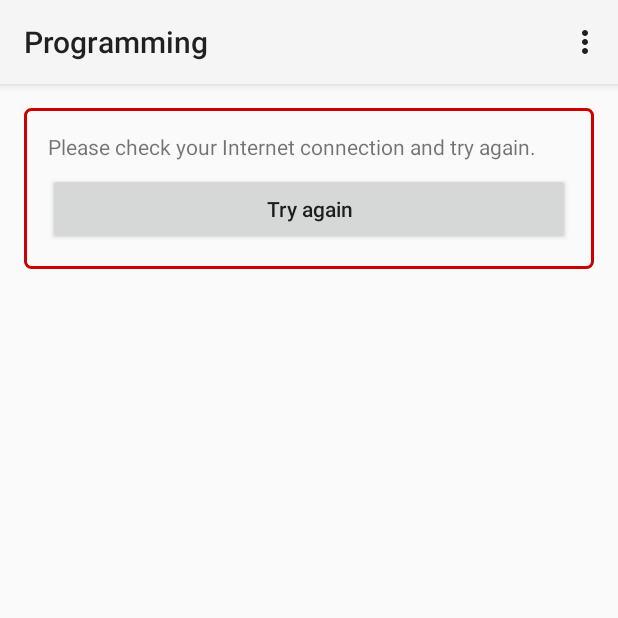
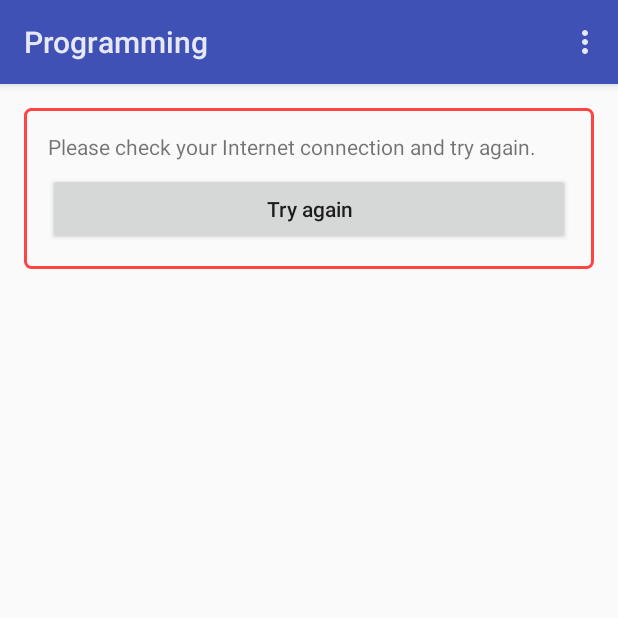
Before and after one commit to amanmehara/the-bot-project, an Android app: the NoConnectionActivity screen opened directly, with no data from a screen before it, on a phone screen of 412 x 824 dp, the top half of it. Run offline under Robolectric (Android 15) with nearby library versions, the phone set to English and light mode, and no system bars; 1 statement that could not run was skipped.

Commit message:
Material Design Theme (Indigo + Pink)
Using Material.Light.DarkActionBar

```diff
--- a/android/src/main/java/com/amanmehara/programming/android/ActivitiesAsEnum.java
+++ b/android/src/main/java/com/amanmehara/programming/android/ActivitiesAsEnum.java
@@ -1,8 +1,5 @@
 package com.amanmehara.programming.android;
 
-/**
- * Created by Aman on 13-12-2015.
- */
 public enum ActivitiesAsEnum {
     DETAIL_ACTIVITY,
     LANGUAGE_ACTIVITY,
--- a/android/src/main/res/drawable/no_internet_border.xml
+++ b/android/src/main/res/drawable/no_internet_border.xml
@@ -2,5 +2,5 @@
 <shape xmlns:android="http://schemas.android.com/apk/res/android">
     <corners android:radius="4dp"/>
     <stroke android:width="2dp"
-            android:color="@android:color/holo_red_dark"/>
+            android:color="@android:color/holo_red_light"/>
 </shape>
--- a/android/src/main/res/values-v21/styles.xml
+++ b/android/src/main/res/values-v21/styles.xml
@@ -1,5 +1,13 @@
 <?xml version="1.0" encoding="utf-8"?>
 <resources>
-    <style name="AppTheme" parent="android:Theme.Material.Light">
+    <style name="AppTheme" parent="android:Theme.Material.Light.DarkActionBar">
+        <!-- Main theme colors -->
+        <!--   your app branding color for the app bar -->
+        <item name="android:colorPrimary">@color/primary</item>
+        <!--   darker variant for the status bar and contextual app bars -->
+        <item name="android:colorPrimaryDark">@color/primary_dark</item>
+        <!--   theme UI controls like checkboxes and text fields -->
+        <item name="android:colorAccent">@color/accent</item>
+
     </style>
 </resources>
--- /dev/null
+++ b/android/src/main/res/values/color.xml
@@ -0,0 +1,13 @@
+<?xml version="1.0" encoding="utf-8"?>
+<resources>
+
+    <color name="primary">#3f51b5</color>
+    <color name="primary_dark">#303f9f</color>
+    <color name="primary_light">#c5cae9</color>
+    <color name="accent">#ff4081</color>
+    <color name="primary_text">#212121</color>
+    <color name="secondary_text">#727272</color>
+    <color name="icons">#ffffff</color>
+    <color name="divider">#b6b6b6</color>
+
+</resources>
--- a/android/src/main/res/values/styles.xml
+++ b/android/src/main/res/values/styles.xml
@@ -1,8 +1,16 @@
 <resources>
 
     <!-- Base application theme. -->
-    <style name="AppTheme" parent="android:Theme.Material.Light">
+    <style name="AppTheme" parent="android:Theme.Material.Light.DarkActionBar">
         <!-- Customize your theme here. -->
+        <!-- Main theme colors -->
+        <!--   your app branding color for the app bar -->
+        <item name="android:colorPrimary">@color/primary</item>
+        <!--   darker variant for the status bar and contextual app bars -->
+        <item name="android:colorPrimaryDark">@color/primary_dark</item>
+        <!--   theme UI controls like checkboxes and text fields -->
+        <item name="android:colorAccent">@color/accent</item>
+
     </style>
 
 </resources>
```
